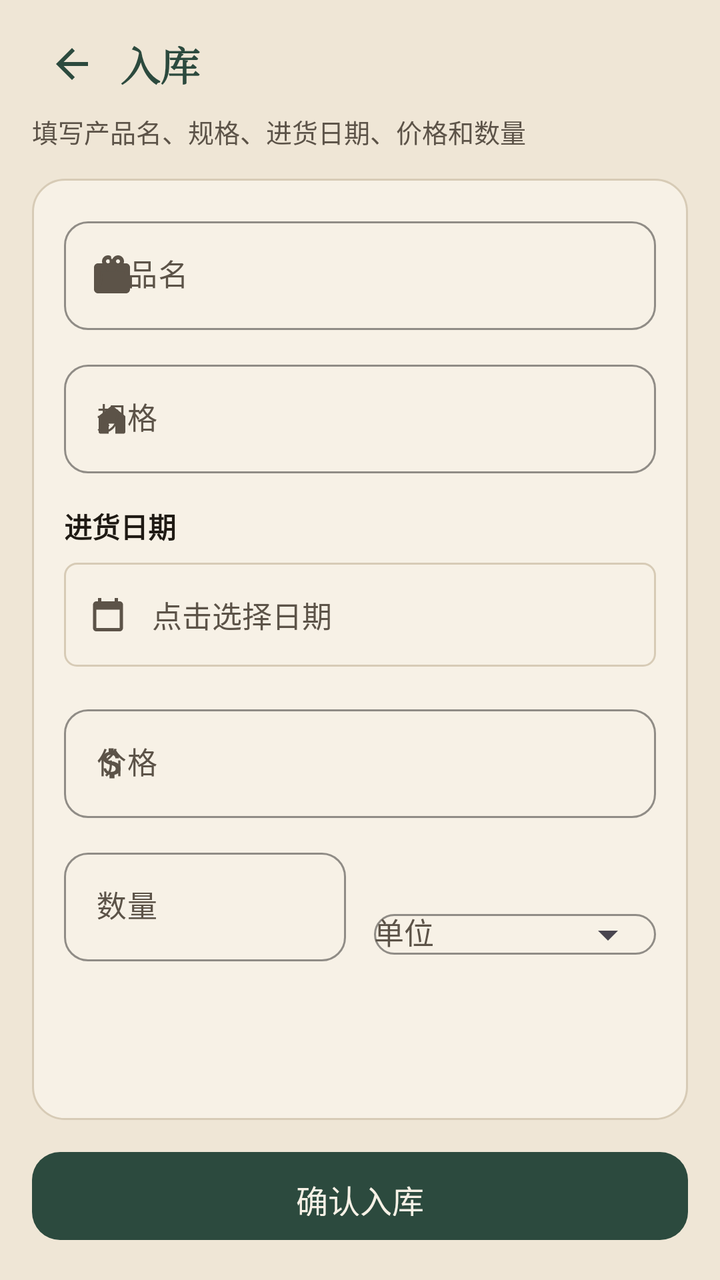
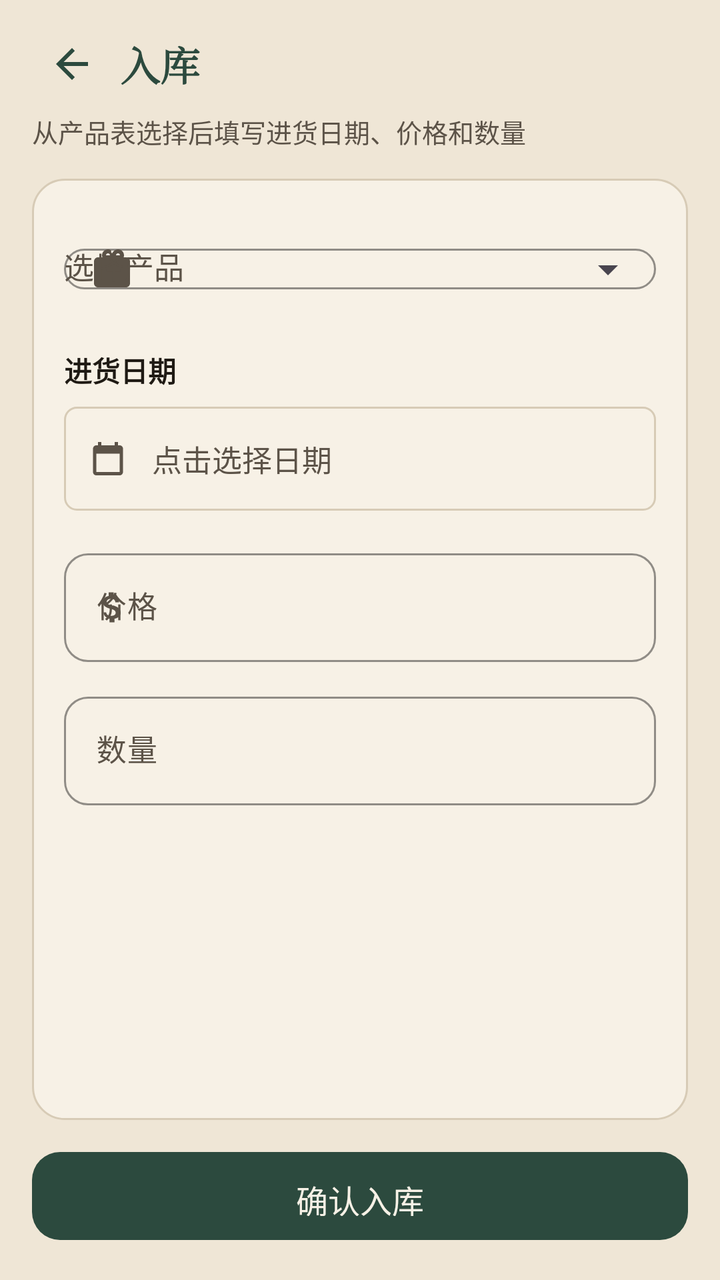

Two renders of the same Android screen: before a commit and after it. Below are the layout's source before the change and the commit's diff.
<!-- AndroidManifest.xml: application theme Theme.HairClinic -->
<!-- res/layout/fragment_inbound.xml -->
<?xml version="1.0" encoding="utf-8"?>
<LinearLayout xmlns:android="http://schemas.android.com/apk/res/android"
    xmlns:app="http://schemas.android.com/apk/res-auto"
    android:layout_width="match_parent"
    android:layout_height="match_parent"
    android:background="@color/paper"
    android:orientation="vertical"
    android:paddingHorizontal="16dp"
    android:paddingTop="8dp"
    android:paddingBottom="16dp">

    <LinearLayout
        android:layout_width="match_parent"
        android:layout_height="48dp"
        android:gravity="center_vertical"
        android:orientation="horizontal">
        <ImageButton
            android:id="@+id/backBtn"
            android:layout_width="40dp"
            android:layout_height="40dp"
            android:background="?attr/selectableItemBackgroundBorderless"
            android:contentDescription="返回"
            android:padding="8dp"
            android:scaleType="centerInside"
            android:src="@drawable/ic_nav_back"
            app:tint="@color/pine" />
        <TextView
            android:layout_width="0dp"
            android:layout_height="wrap_content"
            android:layout_marginStart="4dp"
            android:layout_weight="1"
            android:fontFamily="serif"
            android:text="入库"
            android:textColor="@color/pine"
            android:textSize="20sp"
            android:textStyle="bold" />
    </LinearLayout>

    <TextView
        android:layout_width="match_parent"
        android:layout_height="wrap_content"
        android:layout_marginBottom="14dp"
        android:text="填写产品名、规格、进货日期、价格和数量"
        android:textColor="@color/ink_soft"
        android:textSize="13sp" />

    <ScrollView
        android:layout_width="match_parent"
        android:layout_height="0dp"
        android:layout_weight="1"
        android:fillViewport="true">

        <LinearLayout
            android:layout_width="match_parent"
            android:layout_height="wrap_content"
            android:background="@drawable/bg_card"
            android:orientation="vertical"
            android:padding="16dp">

            <com.google.android.material.textfield.TextInputLayout
                style="@style/Widget.XinShang.TextInput"
                android:layout_width="match_parent"
                android:layout_height="wrap_content"
                android:hint="产品名"
                app:startIconDrawable="@drawable/ic_nav_projects">
                <com.google.android.material.textfield.TextInputEditText
                    android:id="@+id/inputName"
                    android:layout_width="match_parent"
                    android:layout_height="wrap_content"
                    android:inputType="text"
                    android:textColor="@color/ink"
                    android:textSize="15sp" />
            </com.google.android.material.textfield.TextInputLayout>

            <com.google.android.material.textfield.TextInputLayout
                style="@style/Widget.XinShang.TextInput"
                android:layout_width="match_parent"
                android:layout_height="wrap_content"
                android:layout_marginTop="12dp"
                android:hint="规格"
                app:startIconDrawable="@drawable/ic_form_graft">
                <com.google.android.material.textfield.TextInputEditText
                    android:id="@+id/inputSpec"
                    android:layout_width="match_parent"
                    android:layout_height="wrap_content"
                    android:inputType="text"
                    android:textColor="@color/ink"
                    android:textSize="15sp" />
            </com.google.android.material.textfield.TextInputLayout>

            <TextView
                android:layout_width="wrap_content"
                android:layout_height="wrap_content"
                android:layout_marginTop="16dp"
                android:text="进货日期"
                android:textColor="@color/ink"
                android:textSize="14sp"
                android:textStyle="bold" />
            <LinearLayout
                android:layout_width="match_parent"
                android:layout_height="52dp"
                android:layout_marginTop="8dp"
                android:background="@drawable/bg_form_panel"
                android:gravity="center_vertical"
                android:orientation="horizontal"
                android:paddingHorizontal="12dp">
                <ImageView
                    android:layout_width="20dp"
                    android:layout_height="20dp"
                    android:contentDescription="@null"
                    android:src="@drawable/ic_form_date" />
                <TextView
                    android:id="@+id/inputDate"
                    android:layout_width="0dp"
                    android:layout_height="match_parent"
                    android:layout_marginStart="12dp"
                    android:layout_weight="1"
                    android:gravity="center_vertical"
                    android:hint="点击选择日期"
                    android:textColor="@color/ink"
                    android:textColorHint="@color/ink_soft"
                    android:textSize="15sp" />
            </LinearLayout>

            <com.google.android.material.textfield.TextInputLayout
                style="@style/Widget.XinShang.TextInput"
                android:layout_width="match_parent"
                android:layout_height="wrap_content"
                android:layout_marginTop="16dp"
                android:hint="价格"
                app:startIconDrawable="@drawable/ic_form_price">
                <com.google.android.material.textfield.TextInputEditText
                    android:id="@+id/inputPrice"
                    android:layout_width="match_parent"
                    android:layout_height="wrap_content"
                    android:inputType="numberDecimal"
                    android:textColor="@color/ink"
                    android:textSize="15sp" />
            </com.google.android.material.textfield.TextInputLayout>

            <LinearLayout
                android:layout_width="match_parent"
                android:layout_height="wrap_content"
                android:layout_marginTop="12dp"
                android:orientation="horizontal">

                <com.google.android.material.textfield.TextInputLayout
                    style="@style/Widget.XinShang.TextInput"
                    android:layout_width="0dp"
                    android:layout_height="wrap_content"
                    android:layout_marginEnd="7dp"
                    android:layout_weight="1"
                    android:hint="数量">
                    <com.google.android.material.textfield.TextInputEditText
                        android:id="@+id/inputQty"
                        android:layout_width="match_parent"
                        android:layout_height="wrap_content"
                        android:inputType="number"
                        android:textColor="@color/ink"
                        android:textSize="15sp" />
                </com.google.android.material.textfield.TextInputLayout>

                <com.google.android.material.textfield.TextInputLayout
                    style="@style/Widget.XinShang.TextInput"
                    android:layout_width="0dp"
                    android:layout_height="wrap_content"
                    android:layout_marginStart="7dp"
                    android:layout_weight="1"
                    android:hint="单位"
                    app:endIconMode="dropdown_menu">
                    <com.google.android.material.textfield.MaterialAutoCompleteTextView
                        android:id="@+id/inputUnit"
                        android:layout_width="match_parent"
                        android:layout_height="wrap_content"
                        android:inputType="none"
                        android:textColor="@color/ink"
                        android:textSize="15sp" />
                </com.google.android.material.textfield.TextInputLayout>
            </LinearLayout>
        </LinearLayout>
    </ScrollView>

    <com.google.android.material.button.MaterialButton
        android:id="@+id/submitBtn"
        android:layout_width="match_parent"
        android:layout_height="52dp"
        android:layout_marginTop="12dp"
        android:text="确认入库"
        android:textSize="16sp"
        app:backgroundTint="@color/pine"
        app:cornerRadius="14dp" />
</LinearLayout>
<!-- resources referenced by this layout -->
<resources>
  <color name="ink">#1F1A14</color>
  <color name="ink_soft">#5C5348</color>
  <color name="paper">#EFE6D6</color>
  <color name="pine">#2C4A3E</color>
  <!-- drawable bg_card (drawable) -->
  <?xml version="1.0" encoding="utf-8"?>
  <shape xmlns:android="http://schemas.android.com/apk/res/android">
      <solid android:color="@color/paper2" />
      <stroke android:width="1dp" android:color="@color/line" />
      <corners android:radius="16dp" />
  </shape>
  <!-- drawable bg_form_panel (drawable) -->
  <?xml version="1.0" encoding="utf-8"?>
  <shape xmlns:android="http://schemas.android.com/apk/res/android">
      <solid android:color="@color/paper2" />
      <stroke android:width="1dp" android:color="@color/line" />
      <corners android:radius="6dp" />
  </shape>
  <!-- drawable ic_form_date (drawable) -->
  <?xml version="1.0" encoding="utf-8"?>
  <vector xmlns:android="http://schemas.android.com/apk/res/android"
      android:width="20dp"
      android:height="20dp"
      android:viewportWidth="24"
      android:viewportHeight="24">
      <path
          android:fillColor="#5C5348"
          android:pathData="M19,4h-1V2h-2v2H8V2H6v2H5C3.89,4 3.01,4.9 3.01,6L3,20c0,1.1 0.89,2 2,2h14c1.1,0 2,-0.9 2,-2V6c0,-1.1 -0.9,-2 -2,-2zM19,20H5V9h14v11z" />
  </vector>
  <!-- drawable ic_form_graft (drawable) -->
  <?xml version="1.0" encoding="utf-8"?>
  <vector xmlns:android="http://schemas.android.com/apk/res/android"
      android:width="20dp"
      android:height="20dp"
      android:viewportWidth="24"
      android:viewportHeight="24">
      <path
          android:fillColor="#5C5348"
          android:pathData="M4,10.5L12,4l8,6.5V20c0,0.55 -0.45,1 -1,1h-5v-6H10v6H5c-0.55,0 -1,-0.45 -1,-1v-9.5z" />
  </vector>
  <!-- drawable ic_nav_back (drawable) -->
  <?xml version="1.0" encoding="utf-8"?>
  <vector xmlns:android="http://schemas.android.com/apk/res/android"
      android:width="24dp"
      android:height="24dp"
      android:viewportWidth="24"
      android:viewportHeight="24">
      <path
          android:fillColor="#1F1A14"
          android:pathData="M20,11H7.83l5.59,-5.59L12,4l-8,8 8,8 1.41,-1.41L7.83,13H20v-2z" />
  </vector>
  <style name="Widget.XinShang.TextInput" parent="Widget.Material3.TextInputLayout.OutlinedBox">
          <item name="boxCornerRadiusTopStart">12dp</item>
          <item name="boxCornerRadiusTopEnd">12dp</item>
          <item name="boxCornerRadiusBottomStart">12dp</item>
          <item name="boxCornerRadiusBottomEnd">12dp</item>
          <item name="boxStrokeColor">@color/pine</item>
          <item name="boxStrokeWidth">1dp</item>
          <item name="hintTextColor">@color/pine</item>
          <item name="startIconTint">@color/ink_soft</item>
          <item name="android:textColorHint">@color/ink_soft</item>
      </style>
  <color name="paper2">#F7F1E6</color>
  <color name="line">#D7CBB6</color>
  <color name="pine2">#3D6656</color>
  <color name="cinnabar">#B4452A</color>
  <style name="Widget.XinShang.Button" parent="Widget.Material3.Button">
          <item name="backgroundTint">@color/pine</item>
          <item name="android:textColor">@color/paper2</item>
          <item name="cornerRadius">12dp</item>
          <item name="android:paddingTop">12dp</item>
          <item name="android:paddingBottom">12dp</item>
          <item name="android:textAllCaps">false</item>
          <item name="android:letterSpacing">0</item>
      </style>
  <style name="ThemeOverlay.XinShang.Dialog" parent="ThemeOverlay.Material3.MaterialAlertDialog">
          <item name="colorPrimary">@color/pine</item>
          <item name="colorSurface">@color/paper2</item>
          <item name="colorOnSurface">@color/ink</item>
      </style>
  <!-- unchanged entries left out for length: 3 -->
</resources>

<!-- the commit's change to res/layout/fragment_inbound.xml (unified diff, before → after) -->
@@ -40,7 +40,7 @@
         android:layout_width="match_parent"
         android:layout_height="wrap_content"
         android:layout_marginBottom="14dp"
-        android:text="填写产品名、规格、进货日期、价格和数量"
+        android:text="从产品表选择后填写进货日期、价格和数量"
         android:textColor="@color/ink_soft"
         android:textSize="13sp" />
 
@@ -61,32 +61,27 @@
                 style="@style/Widget.XinShang.TextInput"
                 android:layout_width="match_parent"
                 android:layout_height="wrap_content"
-                android:hint="产品名"
+                android:hint="选择产品"
+                app:endIconMode="dropdown_menu"
                 app:startIconDrawable="@drawable/ic_nav_projects">
-                <com.google.android.material.textfield.TextInputEditText
-                    android:id="@+id/inputName"
+                <com.google.android.material.textfield.MaterialAutoCompleteTextView
+                    android:id="@+id/inputProduct"
                     android:layout_width="match_parent"
                     android:layout_height="wrap_content"
-                    android:inputType="text"
+                    android:inputType="none"
                     android:textColor="@color/ink"
                     android:textSize="15sp" />
             </com.google.android.material.textfield.TextInputLayout>
 
-            <com.google.android.material.textfield.TextInputLayout
-                style="@style/Widget.XinShang.TextInput"
+            <TextView
+                android:id="@+id/productMeta"
                 android:layout_width="match_parent"
                 android:layout_height="wrap_content"
-                android:layout_marginTop="12dp"
-                android:hint="规格"
-                app:startIconDrawable="@drawable/ic_form_graft">
-                <com.google.android.material.textfield.TextInputEditText
-                    android:id="@+id/inputSpec"
-                    android:layout_width="match_parent"
-                    android:layout_height="wrap_content"
-                    android:inputType="text"
-                    android:textColor="@color/ink"
-                    android:textSize="15sp" />
-            </com.google.android.material.textfield.TextInputLayout>
+                android:layout_marginTop="8dp"
+                android:text="请先在产品表录入产品"
+                android:textColor="@color/ink_soft"
+                android:textSize="13sp"
+                android:visibility="gone" />
 
             <TextView
                 android:layout_width="wrap_content"
@@ -138,45 +133,20 @@
                     android:textSize="15sp" />
             </com.google.android.material.textfield.TextInputLayout>
 
-            <LinearLayout
+            <com.google.android.material.textfield.TextInputLayout
+                style="@style/Widget.XinShang.TextInput"
                 android:layout_width="match_parent"
                 android:layout_height="wrap_content"
                 android:layout_marginTop="12dp"
-                android:orientation="horizontal">
-
-                <com.google.android.material.textfield.TextInputLayout
-                    style="@style/Widget.XinShang.TextInput"
-                    android:layout_width="0dp"
+                android:hint="数量">
+                <com.google.android.material.textfield.TextInputEditText
+                    android:id="@+id/inputQty"
+                    android:layout_width="match_parent"
                     android:layout_height="wrap_content"
-                    android:layout_marginEnd="7dp"
-                    android:layout_weight="1"
-                    android:hint="数量">
-                    <com.google.android.material.textfield.TextInputEditText
-                        android:id="@+id/inputQty"
-                        android:layout_width="match_parent"
-                        android:layout_height="wrap_content"
-                        android:inputType="number"
-                        android:textColor="@color/ink"
-                        android:textSize="15sp" />
-                </com.google.android.material.textfield.TextInputLayout>
-
-                <com.google.android.material.textfield.TextInputLayout
-                    style="@style/Widget.XinShang.TextInput"
-                    android:layout_width="0dp"
-                    android:layout_height="wrap_content"
-                    android:layout_marginStart="7dp"
-                    android:layout_weight="1"
-                    android:hint="单位"
-                    app:endIconMode="dropdown_menu">
-                    <com.google.android.material.textfield.MaterialAutoCompleteTextView
-                        android:id="@+id/inputUnit"
-                        android:layout_width="match_parent"
-                        android:layout_height="wrap_content"
-                        android:inputType="none"
-                        android:textColor="@color/ink"
-                        android:textSize="15sp" />
-                </com.google.android.material.textfield.TextInputLayout>
-            </LinearLayout>
+                    android:inputType="number"
+                    android:textColor="@color/ink"
+                    android:textSize="15sp" />
+            </com.google.android.material.textfield.TextInputLayout>
         </LinearLayout>
     </ScrollView>
 
<!-- resource entries referenced after the edit -->
@@ -28,17 +28,6 @@
       <path
           android:fillColor="#5C5348"
           android:pathData="M19,4h-1V2h-2v2H8V2H6v2H5C3.89,4 3.01,4.9 3.01,6L3,20c0,1.1 0.89,2 2,2h14c1.1,0 2,-0.9 2,-2V6c0,-1.1 -0.9,-2 -2,-2zM19,20H5V9h14v11z" />
-  </vector>
-  <!-- drawable ic_form_graft (drawable) -->
-  <?xml version="1.0" encoding="utf-8"?>
-  <vector xmlns:android="http://schemas.android.com/apk/res/android"
-      android:width="20dp"
-      android:height="20dp"
-      android:viewportWidth="24"
-      android:viewportHeight="24">
-      <path
-          android:fillColor="#5C5348"
-          android:pathData="M4,10.5L12,4l8,6.5V20c0,0.55 -0.45,1 -1,1h-5v-6H10v6H5c-0.55,0 -1,-0.45 -1,-1v-9.5z" />
   </vector>
   <!-- drawable ic_nav_back (drawable) -->
   <?xml version="1.0" encoding="utf-8"?>
